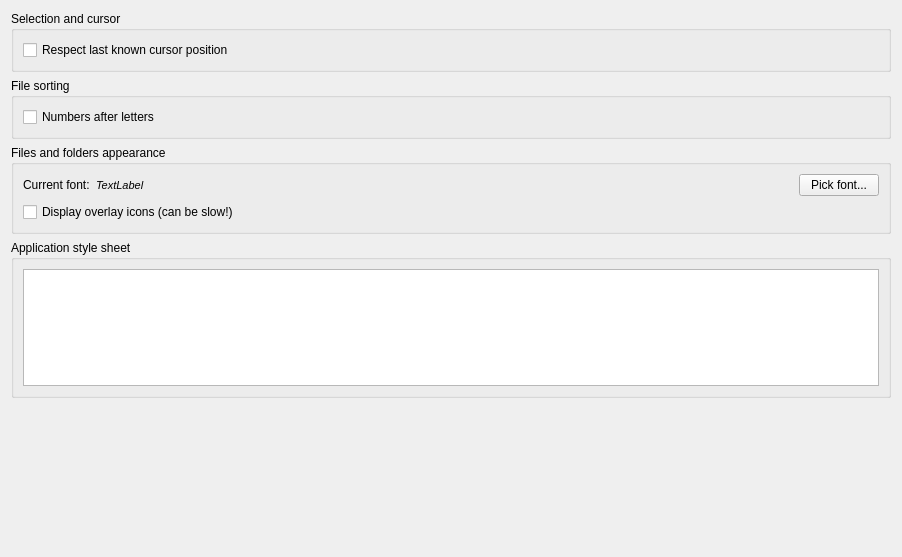
Before: the Qt Designer form qt-app/src/settings/csettingspageinterface.ui in VioletGiraffe/file-commander, drawn with Qt 5.
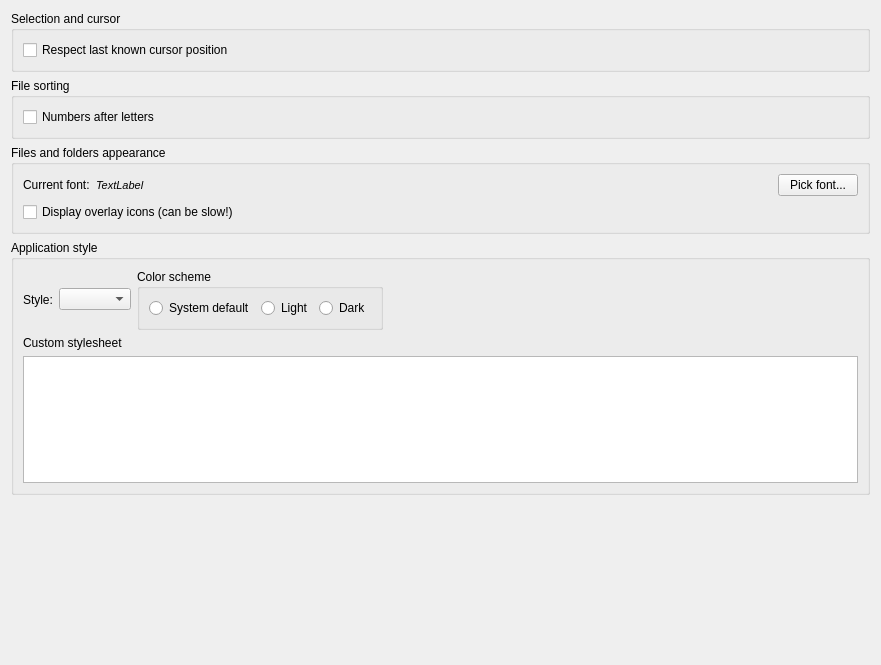
After: the same form once the commit is applied.

Commit message: Support for selecting color scheme and application style

```diff
--- a/qt-app/src/settings/csettingspageinterface.ui
+++ b/qt-app/src/settings/csettingspageinterface.ui
@@ -6,8 +6,8 @@
    <rect>
     <x>0</x>
     <y>0</y>
-    <width>902</width>
-    <height>557</height>
+    <width>881</width>
+    <height>665</height>
    </rect>
   </property>
   <property name="windowTitle">
@@ -102,11 +102,83 @@
    <item>
     <widget class="QGroupBox" name="groupBox">
      <property name="title">
-      <string>Application style sheet</string>
+      <string>Application style</string>
      </property>
-     <layout class="QVBoxLayout" name="verticalLayout_4">
+     <layout class="QVBoxLayout" name="verticalLayout_6">
       <item>
-       <widget class="QPlainTextEdit" name="_styleSheetEdit"/>
+       <layout class="QHBoxLayout" name="horizontalLayout_4">
+        <item>
+         <layout class="QHBoxLayout" name="horizontalLayout_2">
+          <item>
+           <widget class="QLabel" name="label_3">
+            <property name="text">
+             <string>Style:</string>
+            </property>
+           </widget>
+          </item>
+          <item>
+           <widget class="QComboBox" name="_cbStyle"/>
+          </item>
+         </layout>
+        </item>
+        <item>
+         <widget class="QGroupBox" name="_colorSchemeGroup">
+          <property name="title">
+           <string>Color scheme</string>
+          </property>
+          <layout class="QHBoxLayout" name="horizontalLayout_3">
+           <item>
+            <widget class="QRadioButton" name="_rbColorSchemeSystem">
+             <property name="text">
+              <string>System default</string>
+             </property>
+            </widget>
+           </item>
+           <item>
+            <widget class="QRadioButton" name="_rbColorSchemeLight">
+             <property name="text">
+              <string>Light</string>
+             </property>
+            </widget>
+           </item>
+           <item>
+            <widget class="QRadioButton" name="_rbColorSchemeDark">
+             <property name="text">
+              <string>Dark</string>
+             </property>
+            </widget>
+           </item>
+          </layout>
+         </widget>
+        </item>
+        <item>
+         <spacer name="horizontalSpacer">
+          <property name="orientation">
+           <enum>Qt::Orientation::Horizontal</enum>
+          </property>
+          <property name="sizeHint" stdset="0">
+           <size>
+            <width>40</width>
+            <height>20</height>
+           </size>
+          </property>
+         </spacer>
+        </item>
+       </layout>
+      </item>
+      <item>
+       <layout class="QVBoxLayout" name="verticalLayout_4">
+        <item>
+         <widget class="QLabel" name="label_2">
+          <property name="text">
+           <string>Custom stylesheet</string>
+          </property>
+         </widget>
+        </item>
+        <item>
+         <widget class="QPlainTextEdit" name="_styleSheetEdit"/>
+        </item>
+       </layout>
       </item>
      </layout>
     </widget>
```
Left out of the diff: 2 changed lines with no effect on the pictures. The commit also changes 5 other files.
